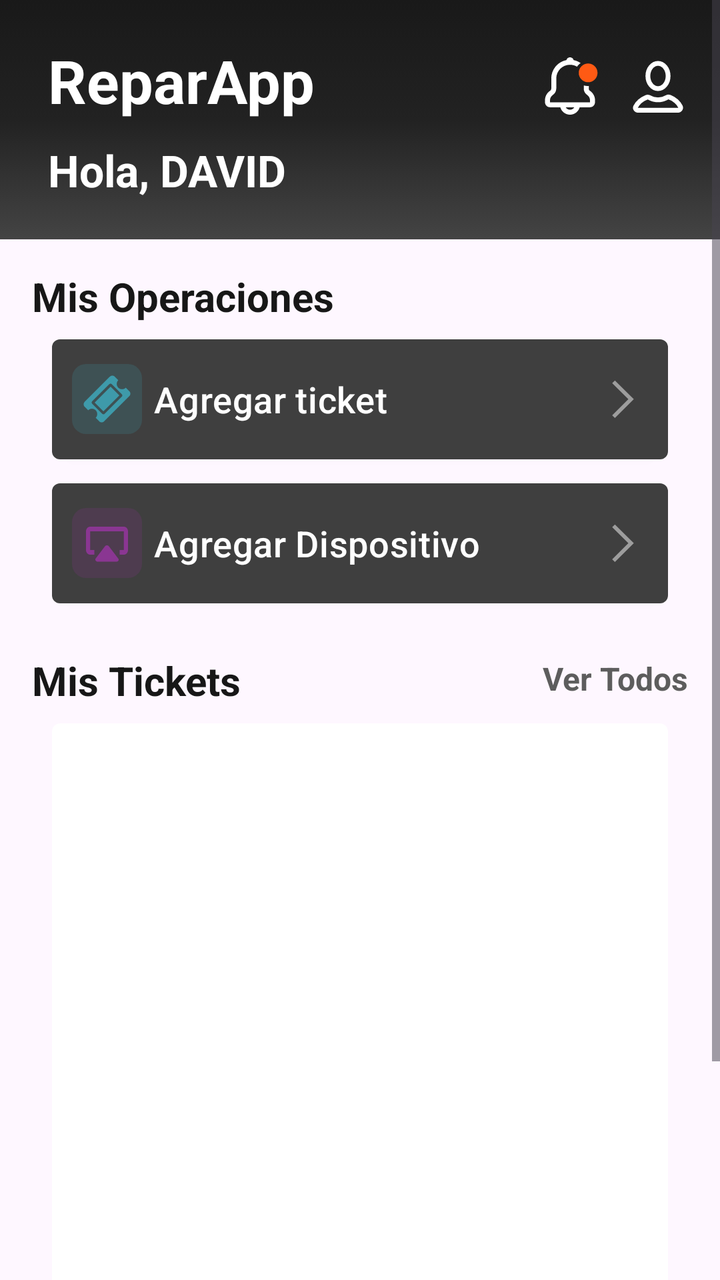
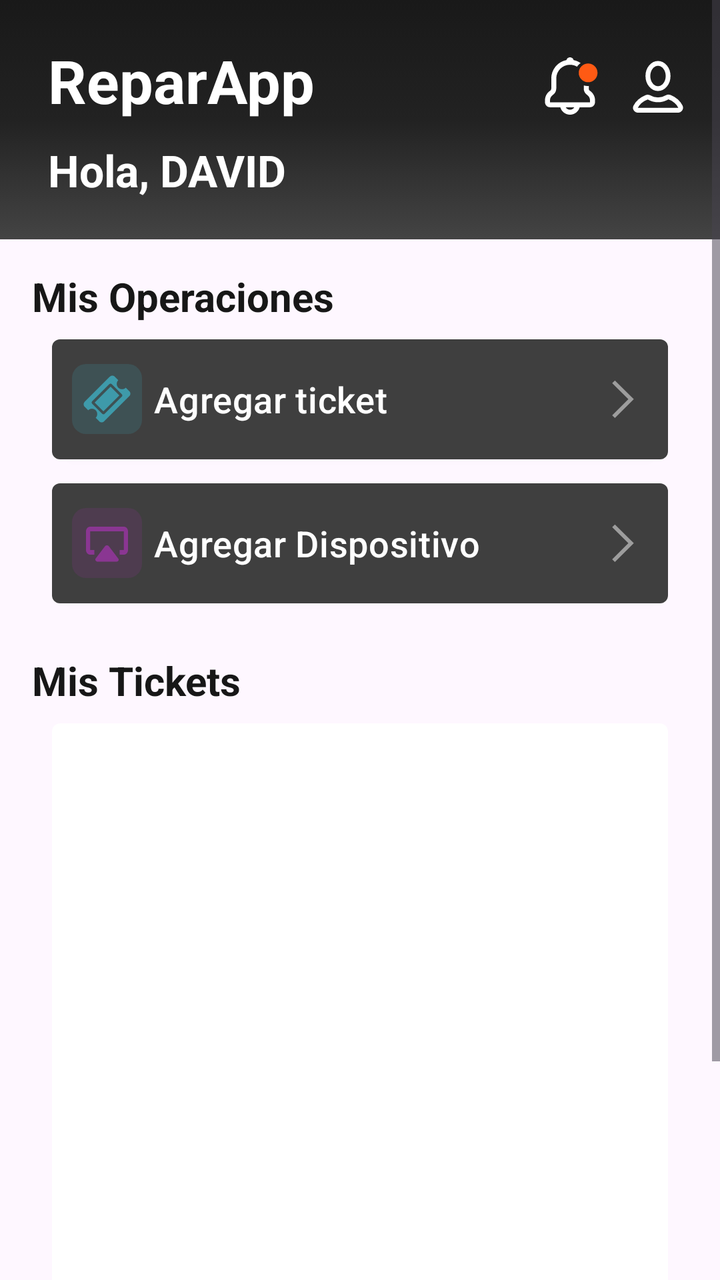

Compare the two renders of this Android layout. The source of the first and the diff that turns it into the second are given below.
<!-- AndroidManifest.xml: application theme Theme.ReparApp -->
<!-- res/layout/fragment_home_user.xml -->
<?xml version="1.0" encoding="utf-8"?>
<ScrollView xmlns:android="http://schemas.android.com/apk/res/android"
    xmlns:app="http://schemas.android.com/apk/res-auto"
    xmlns:tools="http://schemas.android.com/tools"
    android:layout_width="match_parent"
    android:layout_height="match_parent">

    <LinearLayout
        android:layout_width="match_parent"
        android:layout_height="wrap_content"
        android:orientation="vertical"
        app:layout_constraintStart_toStartOf="parent"
        app:layout_constraintTop_toBottomOf="@id/headerLayout">

        <androidx.constraintlayout.widget.ConstraintLayout
            android:id="@+id/headerLayout"
            android:layout_width="match_parent"
            android:layout_height="wrap_content"
            android:background="@drawable/bg_fondo"
            android:gravity="center_vertical"
            android:orientation="horizontal"
            android:paddingHorizontal="16dp"
            android:paddingVertical="20dp"
            >

            <TextView
                android:id="@+id/tv_titulo_home"
                android:layout_width="wrap_content"
                android:layout_height="wrap_content"
                android:layout_marginStart="8dp"
                android:text="@string/home"
                android:textColor="@android:color/white"
                android:textSize="30sp"
                android:textStyle="bold"
                app:layout_constraintStart_toStartOf="parent"
                app:layout_constraintTop_toTopOf="parent" />

            <ImageView
                android:id="@+id/img_usuario_notificacion"
                android:layout_width="30dp"
                android:layout_height="30dp"
                android:layout_marginTop="8dp"
                android:layout_marginEnd="14dp"
                android:src="@drawable/icon_noti_act"
                app:layout_constraintEnd_toStartOf="@id/img_usuario_perfil"
                app:layout_constraintTop_toTopOf="parent" />

            <ImageView
                android:id="@+id/img_usuario_perfil"
                android:layout_width="30dp"
                android:layout_height="30dp"
                android:layout_marginTop="8dp"
                android:src="@drawable/icon_profile_pru"
                app:layout_constraintEnd_toEndOf="parent"
                app:layout_constraintTop_toTopOf="parent" />

            <TextView
                android:id="@+id/tv_saludo"
                android:layout_width="wrap_content"
                android:layout_height="wrap_content"
                android:layout_marginTop="10dp"
                android:text="Hola, "
                android:textColor="@color/white"
                android:textSize="22sp"
                android:textStyle="bold"
                app:layout_constraintStart_toStartOf="@id/tv_titulo_home"
                app:layout_constraintTop_toBottomOf="@id/tv_titulo_home" />

            <TextView
                android:id="@+id/tvUsername"
                android:layout_width="wrap_content"
                android:layout_height="wrap_content"
                android:layout_marginTop="10dp"
                android:text="David"
                android:textAllCaps="true"
                android:textColor="@color/white"
                android:textSize="22sp"
                android:textStyle="bold"
                app:layout_constraintStart_toEndOf="@id/tv_saludo"
                app:layout_constraintTop_toBottomOf="@id/tv_titulo_home" />


        </androidx.constraintlayout.widget.ConstraintLayout>

        <LinearLayout
            android:layout_width="match_parent"
            android:layout_height="wrap_content"
            android:layout_marginHorizontal="16dp"
            android:layout_marginTop="15dp"
            android:orientation="vertical">
            <TextView
                android:layout_width="wrap_content"
                android:layout_height="wrap_content"
                android:text="Mis Operaciones"
                android:textColor="@color/primary_title"
                android:textSize="20dp"
                android:textStyle="bold" />

            <androidx.cardview.widget.CardView
                android:layout_width="match_parent"
                android:layout_height="wrap_content"
                android:layout_marginHorizontal="10dp"
                android:layout_marginTop="8dp"
                android:backgroundTint="@color/white"
                app:cardCornerRadius="4dp"
                android:layout_marginBottom="4dp"
                app:layout_constraintTop_toTopOf="parent">

                <LinearLayout
                    android:id="@+id/llAddTicket"
                    android:layout_width="match_parent"
                    android:layout_height="60dp"
                    android:gravity="start|center"
                    android:orientation="horizontal"
                    android:paddingHorizontal="10dp"
                    android:background="#3f3f3f"
                    >

                    <ImageView
                        android:layout_width="35dp"
                        android:layout_height="35dp"
                        android:src="@drawable/icon_ticket_prueba" />

                    <TextView
                        android:id="@+id/tv_agregar_ticket"
                        android:layout_width="0dp"
                        android:layout_height="wrap_content"
                        android:layout_marginStart="6dp"
                        android:layout_weight="1"
                        android:gravity="start|center"
                        android:textColor="@color/white"
                        android:text="Agregar ticket"
                        android:textAppearance="?attr/textAppearanceHeadline6"
                        android:textSize="18dp" />

                    <ImageView
                        android:layout_width="25dp"
                        android:layout_height="25dp"
                        android:layout_gravity="center|end"
                        android:src="@drawable/icon_arrow_right" />
                </LinearLayout>
            </androidx.cardview.widget.CardView>
            <androidx.cardview.widget.CardView
                android:layout_width="match_parent"
                android:layout_height="wrap_content"
                android:layout_marginHorizontal="10dp"
                android:layout_marginTop="8dp"
                android:backgroundTint="@color/white"
                app:cardCornerRadius="4dp"
                app:layout_constraintTop_toTopOf="parent">

                <LinearLayout
                    android:id="@+id/llAddDevice"
                    android:layout_width="match_parent"
                    android:layout_height="60dp"
                    android:gravity="start|center"
                    android:orientation="horizontal"
                    android:background="#3f3f3f"
                    android:paddingHorizontal="10dp">

                    <ImageView
                        android:layout_width="35dp"
                        android:layout_height="35dp"
                        android:src="@drawable/icon_device_prueba" />

                    <TextView
                        android:id="@+id/tv_agregar_dispositivo"
                        android:layout_width="0dp"
                        android:layout_height="wrap_content"
                        android:layout_marginStart="6dp"
                        android:layout_weight="1"
                        android:textColor="@color/white"
                        android:gravity="start|center"
                        android:text="Agregar Dispositivo"
                        android:textAppearance="?attr/textAppearanceHeadline6"
                        android:textSize="18dp" />

                    <ImageView
                        android:layout_width="25dp"
                        android:layout_height="25dp"
                        android:layout_gravity="center|end"
                        android:src="@drawable/icon_arrow_right" />
                </LinearLayout>
            </androidx.cardview.widget.CardView>
            <androidx.constraintlayout.widget.ConstraintLayout
                android:layout_width="match_parent"
                android:layout_height="wrap_content"
                android:layout_marginTop="25dp">

                <TextView
                    android:id="@+id/tv_titulo_mis_tickets"
                    android:layout_width="wrap_content"
                    android:layout_height="wrap_content"
                    android:text="Mis Tickets"
                    android:textColor="@color/primary_title"
                    android:textSize="20sp"
                    android:textStyle="bold"
                    app:layout_constraintBottom_toBottomOf="parent"
                    app:layout_constraintStart_toStartOf="parent"
                    app:layout_constraintTop_toTopOf="parent" />

                <TextView
                    android:id="@+id/tv_ver_todos"
                    android:layout_width="wrap_content"
                    android:layout_height="24dp"
                    android:text="Ver Todos"
                    android:textColor="#5D5D5D"
                    android:textSize="16dp"
                    android:textStyle="bold"
                    app:layout_constraintBottom_toBottomOf="@id/tv_titulo_mis_tickets"
                    app:layout_constraintEnd_toEndOf="parent"
                    app:layout_constraintTop_toTopOf="parent" />
            </androidx.constraintlayout.widget.ConstraintLayout>

            <androidx.cardview.widget.CardView
                android:layout_width="match_parent"
                android:layout_height="350dp"
                android:layout_marginHorizontal="10dp"
                android:layout_marginTop="8dp"
                app:cardCornerRadius="4dp">

                <TextView
                    android:id="@+id/tv_no_tickets"
                    android:layout_width="match_parent"
                    android:layout_height="wrap_content"
                    android:text="No hay tickets registrados"
                    android:gravity="center"
                    android:textSize="16sp"
                    android:textColor="@color/black"
                    android:visibility="gone"
                    android:layout_marginTop="10dp"
                    />

                <androidx.recyclerview.widget.RecyclerView
                    android:id="@+id/rv_historial_tickets"
                    android:layout_width="match_parent"
                    android:layout_height="350dp"
                    android:paddingHorizontal="10dp"
                    tools:layoutManager="LinearLayoutManager"
                    tools:listitem="@layout/item_ticket"
                    tools:orientation="vertical" />

            </androidx.cardview.widget.CardView>
            <androidx.constraintlayout.widget.ConstraintLayout
                android:layout_width="match_parent"
                android:layout_height="wrap_content"
                android:layout_marginTop="25dp">

                <TextView
                    android:id="@+id/tv_mis_disipositivo"
                    android:layout_width="wrap_content"
                    android:layout_height="wrap_content"
                    android:text="Mis Dispositivos"
                    android:textColor="@color/primary_title"
                    android:textSize="20sp"
                    android:textStyle="bold"
                    app:layout_constraintBottom_toBottomOf="parent"
                    app:layout_constraintStart_toStartOf="parent"
                    app:layout_constraintTop_toTopOf="parent" />


            </androidx.constraintlayout.widget.ConstraintLayout>

            <androidx.recyclerview.widget.RecyclerView
                android:id="@+id/rv_lista_dispositivos"
                android:layout_width="match_parent"
                android:layout_height="wrap_content"
                android:layout_marginTop="8dp"
                app:layout_constraintEnd_toEndOf="parent"
                app:layout_constraintStart_toStartOf="parent"
                app:layout_constraintTop_toBottomOf="@+id/misDevicesTitle"
                tools:layoutManager="LinearLayoutManager"
                tools:listitem="@layout/item_device"
                tools:orientation="horizontal" />

        </LinearLayout>




    </LinearLayout>

</ScrollView>
<!-- res/layout/item_ticket.xml (included above) -->
<?xml version="1.0" encoding="utf-8"?>
<LinearLayout xmlns:android="http://schemas.android.com/apk/res/android"
    android:layout_width="match_parent"
    android:layout_height="80dp"
    xmlns:app="http://schemas.android.com/apk/res-auto"
    android:layout_marginHorizontal="8dp"
    android:layout_marginBottom="8dp"
    android:orientation="horizontal"
    android:gravity="center_vertical"

    >


        <ImageView
            android:id="@+id/ticketIcon"
            android:layout_width="45dp"
            android:layout_height="45dp"
            android:src="@drawable/icon_ticket_prueba"
            android:contentDescription="Ticket Type Icon"
            app:tint="@android:color/black"
            android:layout_marginEnd="12dp" />

        <LinearLayout
            android:layout_width="0dp"
            android:layout_height="wrap_content"
            android:layout_weight="1"
            android:layout_marginEnd="10dp"
            android:orientation="vertical">

            <TextView
                android:id="@+id/ticket_codigo"
                android:layout_width="wrap_content"
                android:layout_height="wrap_content"
                android:text="TICKET"
                android:maxLines="1"
                android:textColor="@color/primary_title"
                android:textSize="16sp"

                android:textStyle="bold" />

            <TextView
                android:id="@+id/ticket_fecha_reporte"
                android:layout_width="wrap_content"
                android:layout_height="wrap_content"
                android:text="12 Mayo 2025 - 9:14 Am"
                android:textColor="@color/grey"
                android:textSize="14sp"
                android:layout_marginTop="4dp" />

        </LinearLayout>

        <com.google.android.material.button.MaterialButton
            android:id="@+id/btn_ticket_ver_detalle"
            android:layout_width="wrap_content"
            android:layout_height="50dp"
            android:text="Ir"
            android:textColor="@android:color/white"
            android:backgroundTint = "#121212"
            android:textSize="16sp"
            android:paddingHorizontal="10dp"
            android:textAllCaps="false"
            android:minWidth="0dp"
            app:icon="@drawable/ic_arrow_right"
            app:iconGravity="end"
            app:cornerRadius="5dp"/>


    </LinearLayout>
<!-- res/layout/item_device.xml (included above) -->
<?xml version="1.0" encoding="utf-8"?>
<androidx.constraintlayout.widget.ConstraintLayout xmlns:android="http://schemas.android.com/apk/res/android"
    xmlns:app="http://schemas.android.com/apk/res-auto"
    android:layout_width="wrap_content"
    android:layout_height="195dp"
    android:layout_marginEnd="12dp"
    android:layout_margin="8dp"
    >

    <ImageView
        android:id="@+id/img_dispositivo"
        android:layout_width="164dp"
        android:layout_height="164dp"
        android:background="@drawable/grey_bg_prueba"
        android:src="@drawable/televisor"
        android:padding="16dp"
        android:scaleType= "centerCrop"
        app:layout_constraintTop_toTopOf="parent"
        app:layout_constraintStart_toStartOf="parent"
        app:layout_constraintEnd_toEndOf="parent"
        />

    <TextView
        android:id="@+id/tv_modelo_dispositivo"
        android:layout_width="wrap_content"
        android:layout_height="wrap_content"
        android:text="HP Pavilion 15"
        android:textColor="@android:color/black"
        android:textSize="16sp"
        android:textStyle="bold"
        android:layout_marginTop="4dp"
        app:layout_constraintStart_toStartOf="parent"
        app:layout_constraintEnd_toEndOf="parent"
        app:layout_constraintTop_toBottomOf="@id/img_dispositivo"
        />

</androidx.constraintlayout.widget.ConstraintLayout>
<!-- resources referenced by this layout -->
<resources>
  <color name="black">#FF000000</color>
  <color name="grey">#828282</color>
  <color name="primary_title">#171717</color>
  <color name="white">#FFFFFFFF</color>
  <!-- drawable bg_fondo (drawable) -->
  <?xml version="1.0" encoding="utf-8"?>
  <selector xmlns:android="http://schemas.android.com/apk/res/android">
      <item>
          <shape android:shape="rectangle">
              <gradient
                  android:type="linear"
                  android:angle="270"
                  android:startColor="#191919"
                  android:centerColor="#222222"
                  android:endColor="#444444"
                  android:gradientRadius="0.8"
              />
          </shape>
      </item>
  </selector>
  <!-- drawable grey_bg_prueba (drawable) -->
  <?xml version="1.0" encoding="utf-8"?>
  <selector xmlns:android="http://schemas.android.com/apk/res/android">
      <item>
          <shape android:shape="rectangle">
              <corners android:radius="10dp"/>
              <solid android:color="#BFBFBF"/>
          </shape>
      </item>
  </selector>
  <!-- drawable icon_arrow_right (drawable) -->
  <vector xmlns:android="http://schemas.android.com/apk/res/android"
      android:width="20dp"
      android:height="20dp"
      android:viewportWidth="20"
      android:viewportHeight="20">
    <path
        android:pathData="M6.764,17.608L5.667,16.511L12.139,10.094L5.667,3.676L6.764,2.579L14.333,10.094L6.764,17.608Z"
        android:fillColor="#9D9D9D"/>
  </vector>
  <!-- drawable icon_profile_pru (drawable) -->
  <vector xmlns:android="http://schemas.android.com/apk/res/android"
      android:width="50dp"
      android:height="50dp"
      android:viewportWidth="50"
      android:viewportHeight="50">
    <path
        android:pathData="M25,6.167C29.323,6.167 33.416,10.511 33.416,16.667C33.416,22.822 29.323,27.166 25,27.167C20.678,27.167 16.583,22.823 16.583,16.667C16.583,10.511 20.678,6.167 25,6.167Z"
        android:strokeWidth="4"
        android:fillColor="#00000000"
        android:strokeColor="#ffffff"/>
    <path
        android:pathData="M32.695,34.381C33.067,34.158 33.845,34.058 34.723,34.336C38.902,36.061 42.012,38.869 43.628,42.101C44.321,43.487 43.327,45.249 41.458,45.249H8.542C7.655,45.249 6.904,44.805 6.484,44.204C6.081,43.626 6.015,42.975 6.345,42.364L6.358,42.337L6.372,42.31C7.996,39.062 11.13,36.239 15.341,34.516L15.41,34.488L15.477,34.454C15.997,34.194 16.761,34.22 17.482,34.483C19.801,35.839 22.187,36.541 25,36.541C27.884,36.541 30.321,35.805 32.695,34.381Z"
        android:strokeWidth="4"
        android:fillColor="#00000000"
        android:strokeColor="#ffffff"/>
  </vector>
  <string name="home">ReparApp</string>
  <style name="Theme.ReparApp" parent="Base.Theme.ReparApp" />
  <style name="Base.Theme.ReparApp" parent="Theme.Material3.DayNight.NoActionBar">
  
      </style>
  <!-- unchanged entries left out for length: 5 -->
</resources>

<!-- the commit's change to res/layout/fragment_home_user.xml (unified diff, before → after) -->
@@ -199,17 +199,7 @@
                     app:layout_constraintStart_toStartOf="parent"
                     app:layout_constraintTop_toTopOf="parent" />
 
-                <TextView
-                    android:id="@+id/tv_ver_todos"
-                    android:layout_width="wrap_content"
-                    android:layout_height="24dp"
-                    android:text="Ver Todos"
-                    android:textColor="#5D5D5D"
-                    android:textSize="16dp"
-                    android:textStyle="bold"
-                    app:layout_constraintBottom_toBottomOf="@id/tv_titulo_mis_tickets"
-                    app:layout_constraintEnd_toEndOf="parent"
-                    app:layout_constraintTop_toTopOf="parent" />
+
             </androidx.constraintlayout.widget.ConstraintLayout>
 
             <androidx.cardview.widget.CardView
